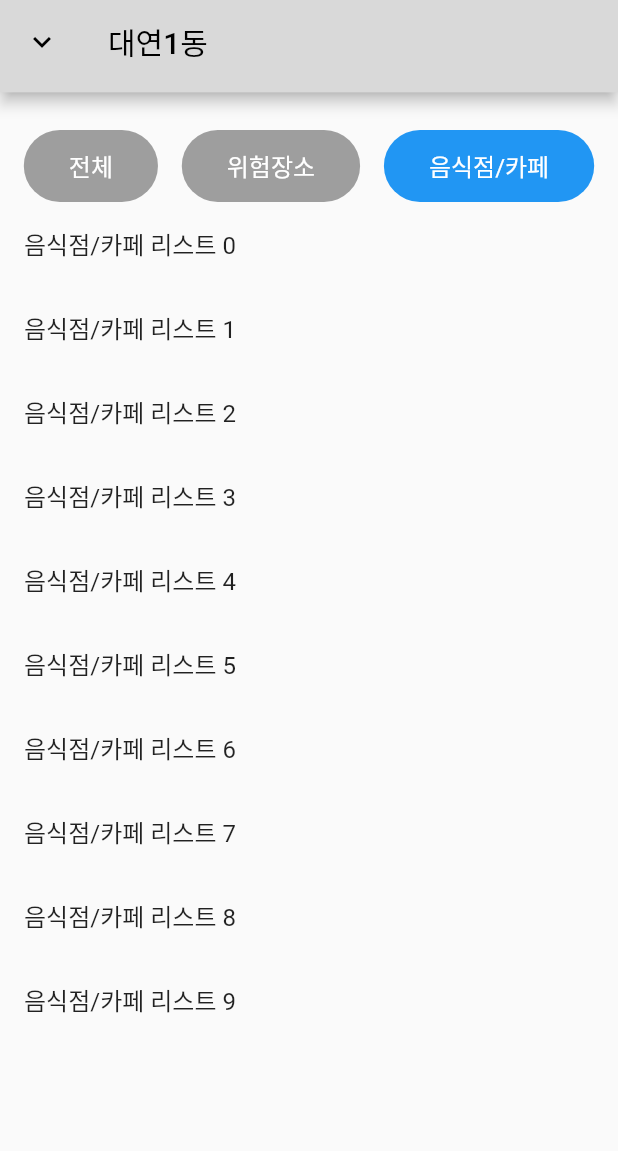
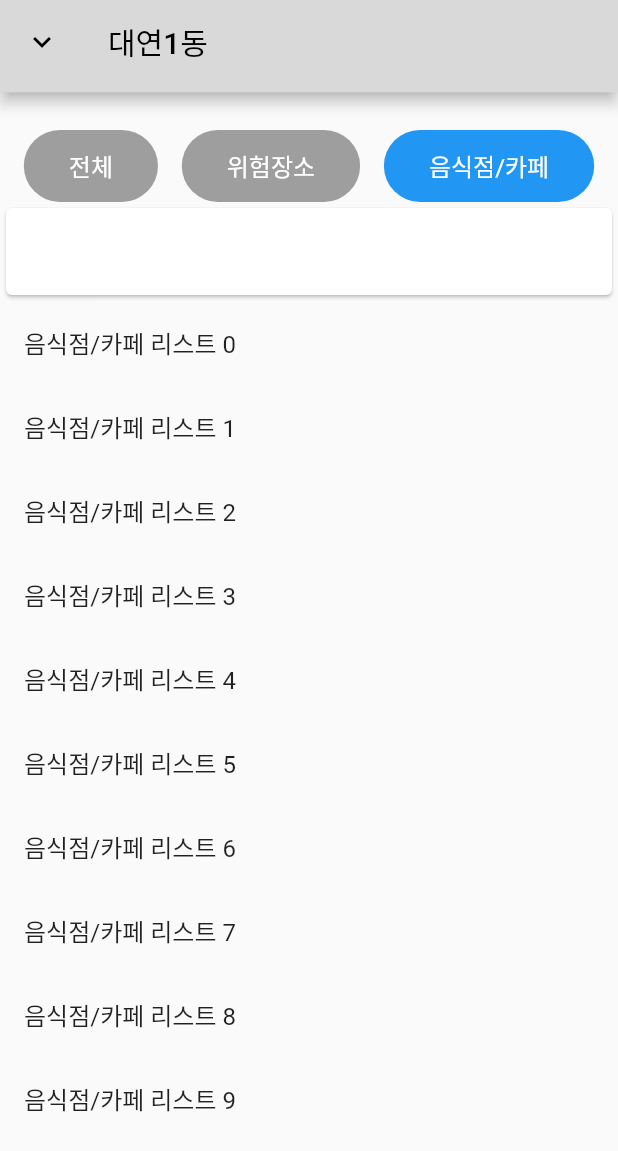
Before and after one commit to Rolling-Together/RollingTogether, a Flutter app: the CommunityScreen screen opened directly, after a tap on "위험장소", after a tap on "음식점/카페", on a phone screen of 412 x 824 dp. Shown: the top 1151 px of the screen. Run offline on Flutter 3.47's test engine with Material 2 defaults, Android fonts, the phone set to English and light mode, and no system bars; our stand-ins replace cloud_firestore, firebase_core, get, google_maps_flutter, image_picker; accounts and stored records are empty; network calls fail.

Commit message:
ui/#13/편의시설에만 인기글 타일 보이게

```diff
--- a/lib/commons/class/popular_post_tile.dart
+++ b/lib/commons/class/popular_post_tile.dart
@@ -1,5 +1,4 @@
 import 'package:flutter/material.dart';
-
 class PopularPostTile extends StatefulWidget {
   const PopularPostTile({Key? key}) : super(key: key);
 
@@ -9,10 +8,15 @@ class PopularPostTile extends StatefulWidget {
 class _PopularPostTileState extends State<PopularPostTile>{
   @override
   Widget build(BuildContext context) {
-    return Card(
-      child: ListTile(
-        title: Container()
-      ),
-    );
-  }
+      return Card(
+        child: ListTile(
+            title: Container(
+              width: 50,
+              height: 50,
+            )
+        ),
+      );
+    }
+
+
 }
--- a/lib/ui/screens/community_screen.dart
+++ b/lib/ui/screens/community_screen.dart
@@ -1,6 +1,7 @@
 import 'package:flutter/foundation.dart';
 import 'package:flutter/material.dart';
 import 'package:rolling_together/commons/class/location_tile.dart';
+import 'package:rolling_together/commons/class/popular_post_tile.dart';
 import 'package:rolling_together/commons/widgets/custom_appbar.dart';
 import '../../commons/utils/button.dart';
 
@@ -8,8 +9,7 @@ class CommunityScreen extends StatefulWidget {
   _CommunityScreenState createState() => _CommunityScreenState();
 }
 
-class _CommunityScreenState extends State<CommunityScreen>  {
-
+class _CommunityScreenState extends State<CommunityScreen> {
   String selectedCategory = "전체";
 
   void selectCategory(String category) {
@@ -19,33 +19,47 @@ class _CommunityScreenState extends State<CommunityScreen>  {
   }
 
   @override
-
   Widget build(BuildContext context) {
     return Scaffold(
       appBar: CustomAppBar(),
       body: Column(
         children: [
-          SizedBox(height: 25,),
-          // 카테고리 버튼들
+          SizedBox(
+            height: 25,
+          ),
+
+          /// 카테고리 버튼들
           Row(
             mainAxisAlignment: MainAxisAlignment.spaceEvenly,
             children: [
-              RoundedButton(text: "전체",
-                  color: selectedCategory == "전체" ? Colors.blue : Colors.grey,
-              onPressed: () => selectCategory("전체"),),
-
-              RoundedButton(text: "위험장소",
+              RoundedButton(
+                text: "전체",
+                color: selectedCategory == "전체" ? Colors.blue : Colors.grey,
+                onPressed: () => selectCategory("전체"),
+              ),
+              RoundedButton(
+                text: "위험장소",
                 color: selectedCategory == "위험장소" ? Colors.blue : Colors.grey,
-                onPressed: () => selectCategory("위험장소"),),
-
-              RoundedButton(text: "음식점/카페",
+                onPressed: () => selectCategory("위험장소"),
+              ),
+              RoundedButton(
+                text: "음식점/카페",
                 color: selectedCategory == "음식점/카페" ? Colors.blue : Colors.grey,
-                onPressed: () => selectCategory("음식점/카페"),),
+                onPressed: () => selectCategory("음식점/카페"),
+              ),
             ],
           ),
-          // 선택된 카테고리에 따라 다른 리스트 보여주기
+
+          Container(
+             child: selectedCategory == "음식점/카페" ?
+                  PopularPostTile()
+             : SizedBox(height: 0,)
+          ),
+
+          /// 선택된 카테고리에 따라 다른 리스트 보여주기
           Expanded(
             child: ListView.builder(
+                shrinkWrap: true,
                 itemCount: 10, // 리스트 개수는 임의로 설정
                 itemBuilder: (context, index) {
                   if (selectedCategory == "전체") {
@@ -60,8 +74,7 @@ class _CommunityScreenState extends State<CommunityScreen>  {
                     );
                   }
                   return Container();
-                }
-            ),
+                }),
           ),
         ],
       ),
```
